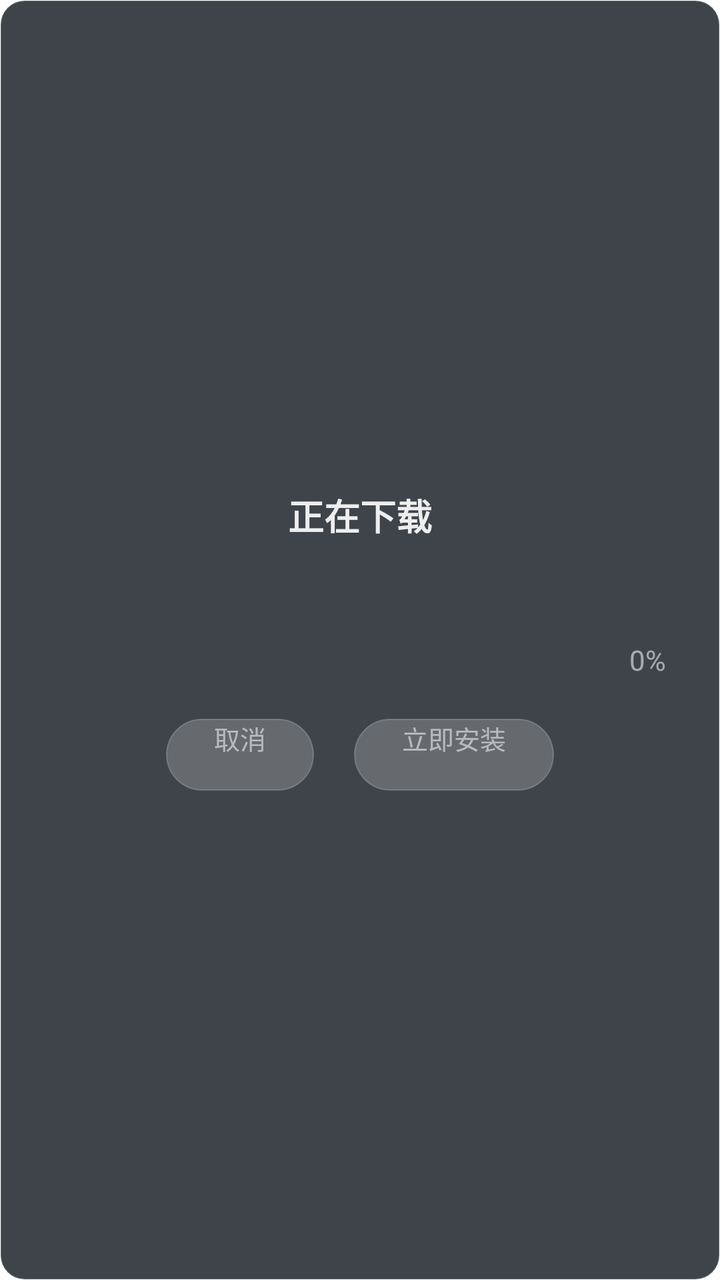
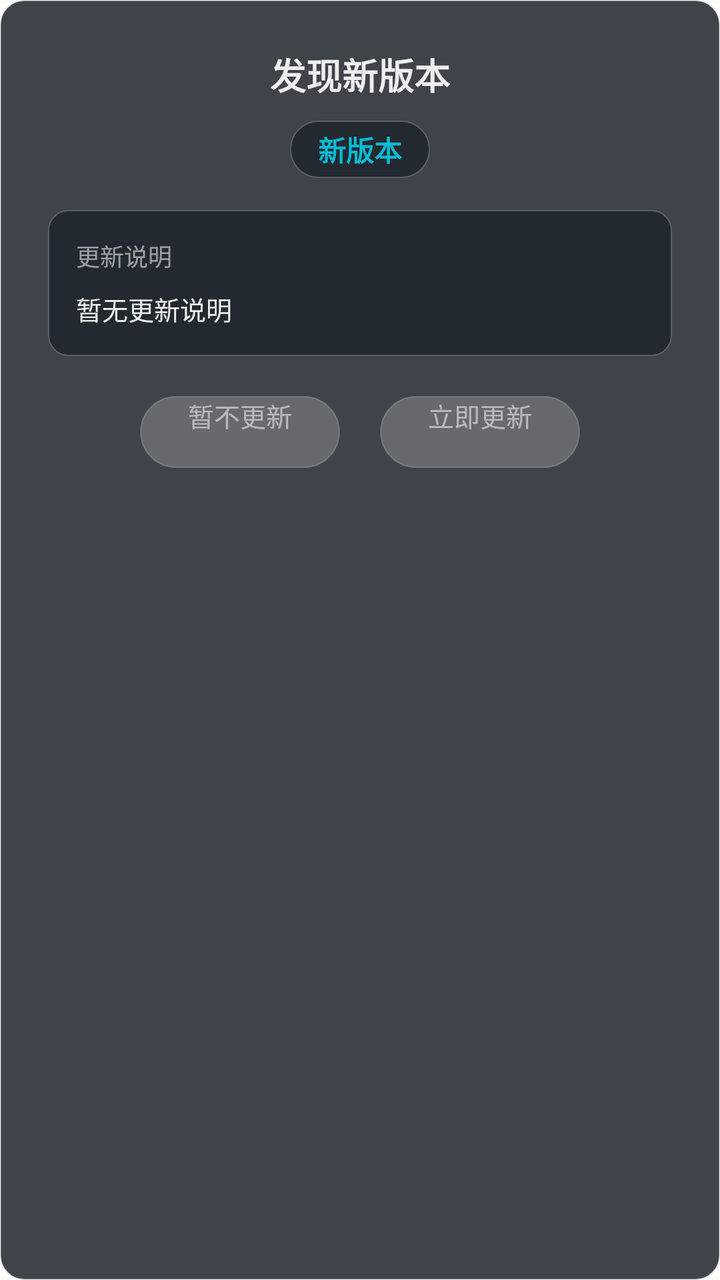

An Android layout rendered at two revisions. The XML below is the earlier revision; the diff shows what the commit changed to produce the second picture.
<!-- AndroidManifest.xml: application theme Theme.MyTV0 -->
<!-- res/layout/download_dialog.xml -->
<?xml version="1.0" encoding="utf-8"?>
<LinearLayout xmlns:android="http://schemas.android.com/apk/res/android"
    android:id="@+id/download_panel"
    android:layout_width="420dp"
    android:layout_height="wrap_content"
    android:orientation="vertical"
    android:gravity="center"
    android:background="@drawable/bg_panel_rounded"
    android:padding="20dp">

    <androidx.appcompat.widget.AppCompatTextView
        android:id="@+id/title"
        android:layout_width="wrap_content"
        android:layout_height="wrap_content"
        android:textColor="@color/title_blur"
        android:textSize="18sp"
        android:textStyle="bold"
        android:text="正在下载" />

    <androidx.appcompat.widget.AppCompatTextView
        android:id="@+id/subtitle"
        android:layout_width="wrap_content"
        android:layout_height="wrap_content"
        android:layout_marginTop="12dp"
        android:gravity="center"
        android:textColor="@color/description_blur"
        android:textSize="13sp" />

    <LinearLayout
        android:layout_width="wrap_content"
        android:layout_height="wrap_content"
        android:layout_marginTop="20dp"
        android:orientation="horizontal"
        android:gravity="center_vertical">

        <ProgressBar
            android:id="@+id/progress_bar"
            style="?android:attr/progressBarStyleHorizontal"
            android:layout_width="240dp"
            android:layout_height="8dp"
            android:max="100"
            android:progress="0"
            android:progressDrawable="@drawable/custom_progress_drawable" />

        <androidx.appcompat.widget.AppCompatTextView
            android:id="@+id/progress_pct"
            android:layout_width="56dp"
            android:layout_height="wrap_content"
            android:layout_marginStart="10dp"
            android:gravity="end"
            android:textColor="@color/description_blur"
            android:textSize="14sp"
            android:fontFeatureSettings="tnum"
            android:text="0%" />
    </LinearLayout>

    <LinearLayout
        android:layout_width="wrap_content"
        android:layout_height="wrap_content"
        android:layout_marginTop="20dp"
        android:orientation="horizontal"
        android:gravity="center">

        <androidx.appcompat.widget.AppCompatButton
            android:id="@+id/secondary_button"
            android:layout_width="wrap_content"
            android:layout_height="36dp"
            android:background="@drawable/bg_btn_normal"
            android:insetTop="0dp"
            android:insetBottom="0dp"
            android:paddingStart="24dp"
            android:paddingEnd="24dp"
            android:textColor="@color/description_blur"
            android:textSize="13sp"
            android:text="取消" />

        <androidx.appcompat.widget.AppCompatButton
            android:id="@+id/primary_button"
            android:layout_width="wrap_content"
            android:layout_height="36dp"
            android:layout_marginStart="20dp"
            android:background="@drawable/bg_btn_normal"
            android:insetTop="0dp"
            android:insetBottom="0dp"
            android:paddingStart="24dp"
            android:paddingEnd="24dp"
            android:textColor="@color/description_blur"
            android:textSize="13sp"
            android:text="立即安装" />
    </LinearLayout>
</LinearLayout>
<!-- resources referenced by this layout -->
<resources>
  <color name="description_blur">#99EEEEEE</color>
  <color name="title_blur">#FFEEEEEE</color>
  <!-- drawable bg_btn_normal (drawable) -->
  <?xml version="1.0" encoding="utf-8"?>
  <shape xmlns:android="http://schemas.android.com/apk/res/android">
      <solid android:color="@color/glass_border" />
      <corners android:radius="20dp" />
      <stroke android:color="@color/glass_border" android:width="0.5dp" />
  </shape>
  <!-- drawable bg_panel_rounded (drawable) -->
  <?xml version="1.0" encoding="utf-8"?>
  <shape xmlns:android="http://schemas.android.com/apk/res/android">
      <solid android:color="@color/surface" />
      <corners android:radius="12dp" />
      <stroke android:color="@color/glass_border" android:width="0.5dp" />
  </shape>
  <color name="glass_border">#33FFFFFF</color>
  <color name="surface">#CC10161F</color>
</resources>

<!-- the commit's change to res/layout/download_dialog.xml (unified diff, before → after) -->
@@ -1,13 +1,14 @@
 <?xml version="1.0" encoding="utf-8"?>
 <LinearLayout xmlns:android="http://schemas.android.com/apk/res/android"
     android:id="@+id/download_panel"
-    android:layout_width="420dp"
+    android:layout_width="480dp"
     android:layout_height="wrap_content"
     android:orientation="vertical"
-    android:gravity="center"
+    android:gravity="center_horizontal"
     android:background="@drawable/bg_panel_rounded"
-    android:padding="20dp">
+    android:padding="24dp">
 
+    
     <androidx.appcompat.widget.AppCompatTextView
         android:id="@+id/title"
         android:layout_width="wrap_content"
@@ -15,43 +16,106 @@
         android:textColor="@color/title_blur"
         android:textSize="18sp"
         android:textStyle="bold"
-        android:text="正在下载" />
+        android:text="发现新版本" />
 
+    
     <androidx.appcompat.widget.AppCompatTextView
-        android:id="@+id/subtitle"
+        android:id="@+id/version_badge"
         android:layout_width="wrap_content"
         android:layout_height="wrap_content"
-        android:layout_marginTop="12dp"
-        android:gravity="center"
-        android:textColor="@color/description_blur"
-        android:textSize="13sp" />
+        android:layout_marginTop="10dp"
+        android:background="@drawable/bg_capsule"
+        android:paddingStart="14dp"
+        android:paddingEnd="14dp"
+        android:paddingTop="4dp"
+        android:paddingBottom="4dp"
+        android:textColor="@color/focus"
+        android:textSize="14sp"
+        android:textStyle="bold"
+        android:text="新版本" />
 
+    
     <LinearLayout
-        android:layout_width="wrap_content"
+        android:id="@+id/changelog_card"
+        android:layout_width="match_parent"
         android:layout_height="wrap_content"
-        android:layout_marginTop="20dp"
-        android:orientation="horizontal"
-        android:gravity="center_vertical">
-
-        <ProgressBar
-            android:id="@+id/progress_bar"
-            style="?android:attr/progressBarStyleHorizontal"
-            android:layout_width="240dp"
-            android:layout_height="8dp"
-            android:max="100"
-            android:progress="0"
-            android:progressDrawable="@drawable/custom_progress_drawable" />
+        android:layout_marginTop="16dp"
+        android:orientation="vertical"
+        android:background="@drawable/bg_card_surface"
+        android:padding="14dp">
 
         <androidx.appcompat.widget.AppCompatTextView
-            android:id="@+id/progress_pct"
-            android:layout_width="56dp"
+            android:layout_width="wrap_content"
             android:layout_height="wrap_content"
-            android:layout_marginStart="10dp"
-            android:gravity="end"
             android:textColor="@color/description_blur"
-            android:textSize="14sp"
-            android:fontFeatureSettings="tnum"
-            android:text="0%" />
+            android:textSize="12sp"
+            android:text="更新说明" />
+
+        <ScrollView
+            android:id="@+id/changelog_scroll"
+            android:layout_width="match_parent"
+            android:layout_height="wrap_content"
+            android:layout_marginTop="8dp"
+            android:maxHeight="260dp"
+            android:focusable="true"
+            android:scrollbars="vertical">
+
+            <androidx.appcompat.widget.AppCompatTextView
+                android:id="@+id/changelog"
+                android:layout_width="match_parent"
+                android:layout_height="wrap_content"
+                android:lineSpacingExtra="4dp"
+                android:textColor="@color/title_blur"
+                android:textSize="13sp"
+                android:text="暂无更新说明" />
+        </ScrollView>
+    </LinearLayout>
+
+    
+    <LinearLayout
+        android:id="@+id/progress_area"
+        android:layout_width="match_parent"
+        android:layout_height="wrap_content"
+        android:layout_marginTop="16dp"
+        android:orientation="vertical"
+        android:gravity="center_horizontal"
+        android:visibility="gone">
+
+        <LinearLayout
+            android:layout_width="wrap_content"
+            android:layout_height="wrap_content"
+            android:orientation="horizontal"
+            android:gravity="center_vertical">
+
+            <ProgressBar
+                android:id="@+id/progress_bar"
+                style="?android:attr/progressBarStyleHorizontal"
+                android:layout_width="240dp"
+                android:layout_height="8dp"
+                android:max="100"
+                android:progress="0"
+                android:progressDrawable="@drawable/custom_progress_drawable" />
+
+            <androidx.appcompat.widget.AppCompatTextView
+                android:id="@+id/progress_pct"
+                android:layout_width="56dp"
+                android:layout_height="wrap_content"
+                android:layout_marginStart="10dp"
+                android:gravity="end"
+                android:textColor="@color/description_blur"
+                android:textSize="14sp"
+                android:fontFeatureSettings="tnum"
+                android:text="0%" />
+        </LinearLayout>
+
+        <androidx.appcompat.widget.AppCompatTextView
+            android:id="@+id/subtitle"
+            android:layout_width="wrap_content"
+            android:layout_height="wrap_content"
+            android:layout_marginTop="10dp"
+            android:gravity="center"
+            android:textColor="@color/description_blur"
+            android:textSize="12sp" />
     </LinearLayout>
 
     <LinearLayout
@@ -72,7 +136,7 @@
             android:paddingEnd="24dp"
             android:textColor="@color/description_blur"
             android:textSize="13sp"
-            android:text="取消" />
+            android:text="暂不更新" />
 
         <androidx.appcompat.widget.AppCompatButton
             android:id="@+id/primary_button"
@@ -86,6 +150,6 @@
             android:paddingEnd="24dp"
             android:textColor="@color/description_blur"
             android:textSize="13sp"
-            android:text="立即安装" />
+            android:text="立即更新" />
     </LinearLayout>
 </LinearLayout>
<!-- resource entries referenced after the edit -->
@@ -1,12 +1,27 @@
 <!-- resources referenced by this layout -->
 <resources>
   <color name="description_blur">#99EEEEEE</color>
+  <color name="focus">#00BCD4</color>
   <color name="title_blur">#FFEEEEEE</color>
   <!-- drawable bg_btn_normal (drawable) -->
   <?xml version="1.0" encoding="utf-8"?>
   <shape xmlns:android="http://schemas.android.com/apk/res/android">
       <solid android:color="@color/glass_border" />
       <corners android:radius="20dp" />
+      <stroke android:color="@color/glass_border" android:width="0.5dp" />
+  </shape>
+  <!-- drawable bg_capsule (drawable) -->
+  <?xml version="1.0" encoding="utf-8"?>
+  <shape xmlns:android="http://schemas.android.com/apk/res/android">
+      <solid android:color="@color/surface_light" />
+      <corners android:radius="24dp" />
+      <stroke android:color="@color/glass_border" android:width="0.5dp" />
+  </shape>
+  <!-- drawable bg_card_surface (drawable) -->
+  <?xml version="1.0" encoding="utf-8"?>
+  <shape xmlns:android="http://schemas.android.com/apk/res/android">
+      <solid android:color="@color/surface_light" />
+      <corners android:radius="10dp" />
       <stroke android:color="@color/glass_border" android:width="0.5dp" />
   </shape>
   <!-- drawable bg_panel_rounded (drawable) -->
@@ -17,6 +32,7 @@
       <stroke android:color="@color/glass_border" android:width="0.5dp" />
   </shape>
   <color name="glass_border">#33FFFFFF</color>
+  <color name="surface_light">#9910161F</color>
   <color name="surface">#CC10161F</color>
 </resources>
 
